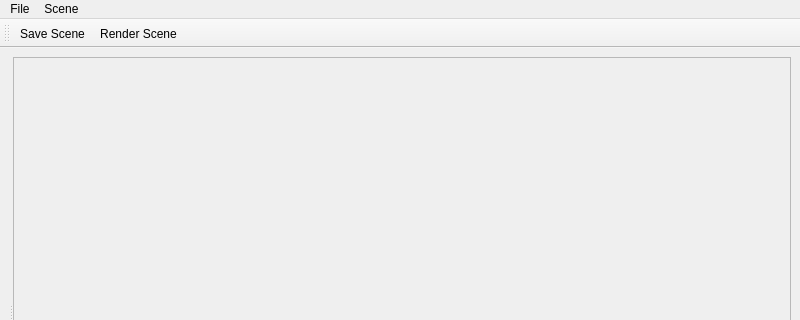
Above: mainwindow.ui from lilianmallardeau/RayTracerGUI before the change; both pictures show x 0 to 800 and y 0 to 320 of the 800 by 600 pixel window. Below: the same form after it.
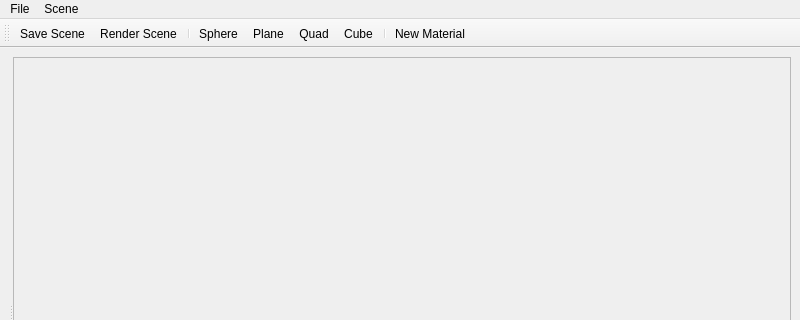
That is the form after the change.

Commit message: Added a few buttons in the toolbar

```diff
--- a/mainwindow.ui
+++ b/mainwindow.ui
@@ -160,6 +160,13 @@
    </attribute>
    <addaction name="actionSave"/>
    <addaction name="actionRender"/>
+   <addaction name="separator"/>
+   <addaction name="actionNewSphere"/>
+   <addaction name="actionNewPlane"/>
+   <addaction name="actionNewQuad"/>
+   <addaction name="actionNewCube"/>
+   <addaction name="separator"/>
+   <addaction name="actionNew_Material"/>
   </widget>
   <action name="actionNewScene">
    <property name="text">
```
